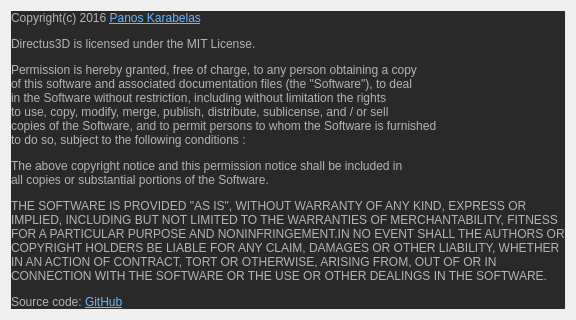
The window that Editor/AboutDialog.ui (PanosK92/SpartanEngine) describes before a commit, drawn with Qt 5.
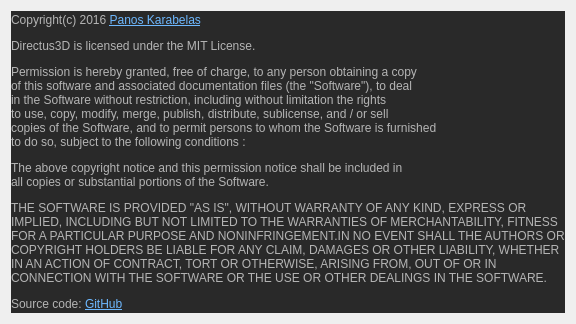
The same window after the commit. Icons and pictures are not drawn.

Commit message: A couple of aesthetic improvements on the UI.

```diff
--- a/Editor/AboutDialog.ui
+++ b/Editor/AboutDialog.ui
@@ -6,14 +6,14 @@
    <rect>
     <x>0</x>
     <y>0</y>
-    <width>479</width>
-    <height>310</height>
+    <width>550</width>
+    <height>324</height>
    </rect>
   </property>
   <property name="maximumSize">
    <size>
-    <width>479</width>
-    <height>310</height>
+    <width>900</width>
+    <height>900</height>
    </size>
   </property>
   <property name="contextMenuPolicy">
@@ -28,6 +28,12 @@
   <layout class="QVBoxLayout" name="verticalLayout">
    <item>
     <widget class="QLabel" name="label">
+     <property name="sizePolicy">
+      <sizepolicy hsizetype="Expanding" vsizetype="Expanding">
+       <horstretch>0</horstretch>
+       <verstretch>0</verstretch>
+      </sizepolicy>
+     </property>
      <property name="contextMenuPolicy">
       <enum>Qt::NoContextMenu</enum>
      </property>
@@ -39,6 +45,8 @@
 &lt;head/&gt;
 &lt;body&gt;
 
+&lt;img src=&quot;:/Images/icon.ico&quot; align=&quot;left&quot; width=&quot;100&quot; height=&quot;100&quot;&gt;
+
 &lt;p&gt;&lt;span style=&quot; color:#b4b4b4;&quot;&gt;Copyright(c) 2016 &lt;/span&gt;&lt;a href=&quot;https://panoskarabelas.com/&quot;&gt;&lt;span style=&quot; text-decoration: underline; color:#6DB8FF;&quot;&gt;Panos Karabelas&lt;/span&gt;&lt;/a&gt;&lt;span style=&quot; color:#b4b4b4;&quot;/&gt;&lt;/p&gt;
 
 &lt;p&gt;&lt;span style=&quot; color:#b4b4b4;&quot;&gt;Directus3D is licensed under the MIT License.&lt;/span&gt;&lt;/p&gt;
```
The commit also changes 1 other file.
